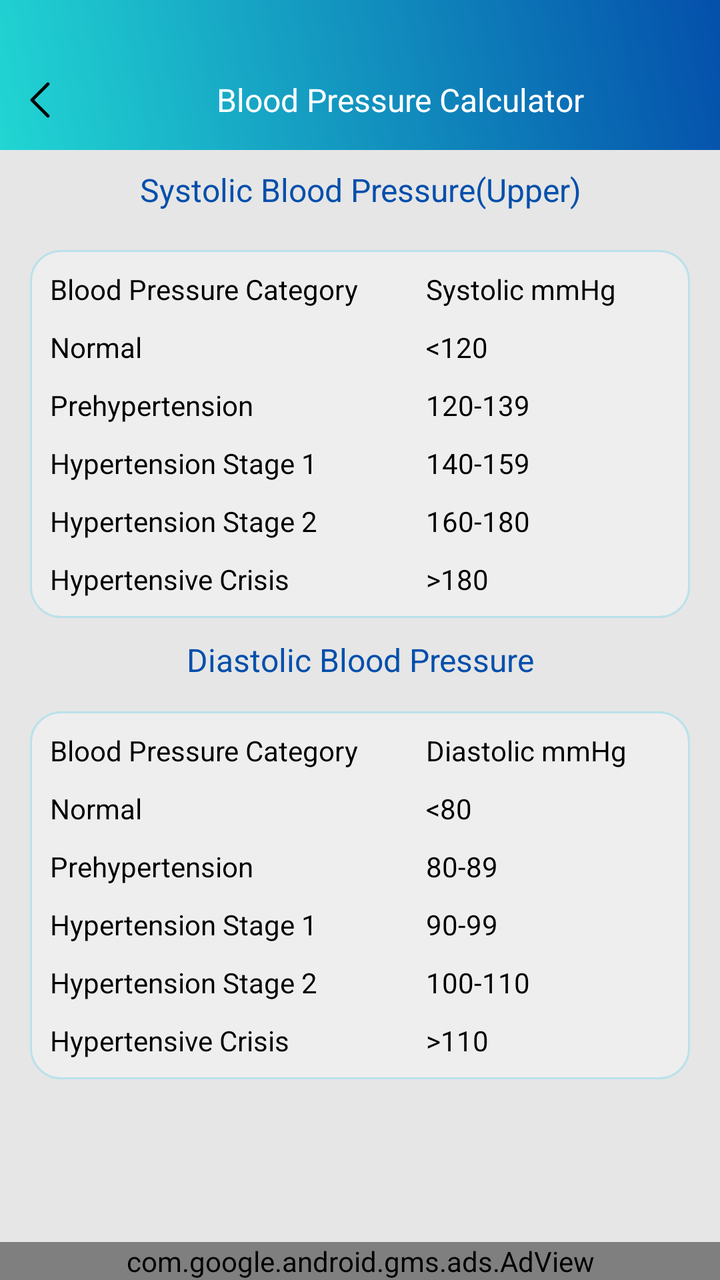
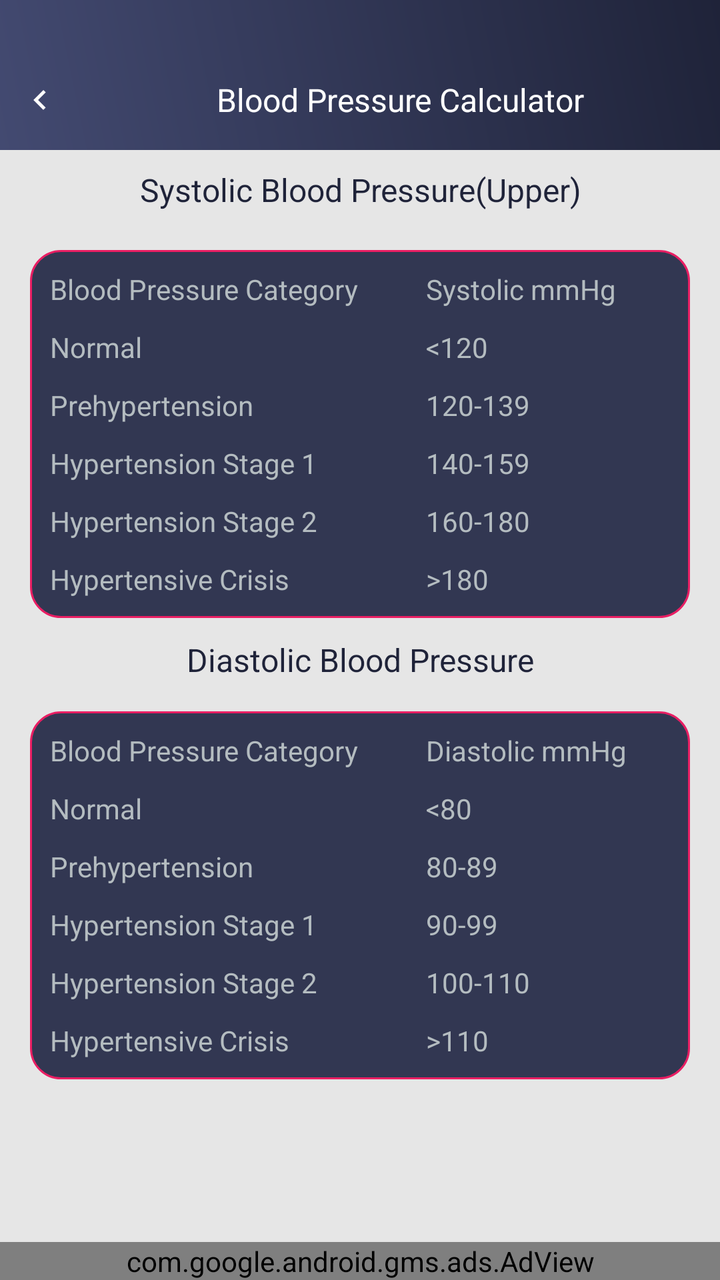

An Android layout rendered at two revisions. The XML below is the earlier revision; the diff shows what the commit changed to produce the second picture.
<!-- AndroidManifest.xml: application theme AppTheme -->
<!-- res/layout/blood_pressure_chart.xml -->
<?xml version="1.0" encoding="utf-8"?>
<RelativeLayout xmlns:android="http://schemas.android.com/apk/res/android"
    xmlns:aapt="http://schemas.android.com/aapt"
    xmlns:app="http://schemas.android.com/apk/res-auto"
    android:layout_width="match_parent"
    android:layout_height="match_parent"
    android:background="@color/gray_color"
    android:orientation="vertical">


    <RelativeLayout
        android:id="@+id/rela1"
        android:background="@drawable/a1_grad"
        android:layout_width="match_parent"
        android:layout_height="wrap_content">

        
    <ImageView
        android:id="@+id/iv_back"
        android:layout_width="40dp"
        android:layout_height="40dp"
        android:layout_alignParentLeft="true"
        android:layout_alignParentTop="true"
        android:layout_marginTop="30dp"
        android:padding="10dp"
        android:src="@mipmap/left_arrow" />

    <TextView
        android:id="@+id/tv_title"
        android:layout_width="match_parent"
        android:layout_height="40dp"
        android:layout_marginTop="30dp"
        android:layout_toRightOf="@+id/iv_back"
        android:gravity="center"
        android:layout_marginBottom="5dp"
        android:text="@string/Blood_Pressure_Calculator"
        android:textColor="@color/white"
        android:textSize="@dimen/textsize_16" />
    </RelativeLayout>

    <ScrollView
        android:layout_width="match_parent"
        android:layout_height="wrap_content"
        android:layout_above="@+id/ad_layout"
        android:layout_below="@+id/rela1">

        <LinearLayout
            android:layout_width="match_parent"
            android:layout_height="wrap_content"
            android:orientation="vertical">

            <TextView
                android:id="@+id/tv_bodyfat"
                android:layout_width="match_parent"
                android:layout_height="40dp"
                android:layout_marginBottom="10dp"
                android:gravity="center"
                android:padding="5dp"
                android:text="@string/Systolic_Blood_Pressure"
                android:textColor="@color/colorPrimaryDark"
                android:textSize="@dimen/textsize_16" />

            <LinearLayout
                android:layout_width="match_parent"
                android:layout_height="wrap_content"
                android:layout_marginLeft="15dp"
                android:padding="5dp"
                android:layout_marginRight="15dp"
                android:background="@drawable/corner1"
                android:orientation="vertical"
                android:visibility="visible">

                <LinearLayout
                    android:layout_width="match_parent"
                    android:layout_height="wrap_content"
                    android:orientation="horizontal">

                    <TextView
                        android:id="@+id/tv_fat_level"
                        android:layout_width="0dp"
                        android:layout_height="match_parent"
                        android:layout_weight="1"
                        android:gravity="fill"
                        android:maxLines="1"
                        android:padding="5dp"
                        android:text="@string/Blood_Pressure_Category"
                        android:textColor="@color/black"
                        android:textSize="@dimen/textsize_14" />

                    <TextView
                        android:id="@+id/tv_men_fatlevel"
                        android:layout_width="0dp"
                        android:layout_height="match_parent"
                        android:layout_weight="0.7"
                        android:gravity="fill"
                        android:padding="5dp"
                        android:text="@string/Systolic_mmHg"
                        android:textColor="@color/black"
                        android:textSize="@dimen/textsize_14" />
                </LinearLayout>

                <LinearLayout
                    android:layout_width="match_parent"
                    android:layout_height="wrap_content"
                    android:orientation="horizontal">

                    <TextView
                        android:id="@+id/tv_vlow_fat"
                        android:layout_width="0dp"
                        android:layout_height="wrap_content"
                        android:layout_weight="1"
                        android:gravity="fill"
                        android:padding="5dp"
                        android:text="@string/Normal"
                        android:textColor="@color/black"
                        android:textSize="@dimen/textsize_14" />

                    <TextView
                        android:id="@+id/tv_vlow_fat_man"
                        android:layout_width="0dp"
                        android:layout_height="wrap_content"
                        android:layout_weight="0.7"
                        android:gravity="fill"
                        android:padding="5dp"
                        android:text="&lt;120"
                        android:textColor="@color/black"
                        android:textSize="@dimen/textsize_14" />
                </LinearLayout>

                <LinearLayout
                    android:layout_width="match_parent"
                    android:layout_height="wrap_content"
                    android:orientation="horizontal">

                    <TextView
                        android:id="@+id/tv_low_fat"
                        android:layout_width="0dp"
                        android:layout_height="wrap_content"
                        android:layout_weight="1"
                        android:gravity="fill"
                        android:padding="5dp"
                        android:text="@string/Prehypertension"
                        android:textColor="@color/black"
                        android:textSize="@dimen/textsize_14" />

                    <TextView
                        android:id="@+id/tv_low_fat_man"
                        android:layout_width="0dp"
                        android:layout_height="wrap_content"
                        android:layout_weight="0.7"
                        android:gravity="fill"
                        android:padding="5dp"
                        android:text="120-139"
                        android:textColor="@color/black"
                        android:textSize="@dimen/textsize_14" />
                </LinearLayout>

                <LinearLayout
                    android:layout_width="match_parent"
                    android:layout_height="wrap_content"
                    android:orientation="horizontal">

                    <TextView
                        android:id="@+id/tv_avg_fat"
                        android:layout_width="0dp"
                        android:layout_height="wrap_content"
                        android:layout_weight="1"
                        android:gravity="fill"
                        android:padding="5dp"
                        android:text="@string/Hypertension_Stage1"
                        android:textColor="@color/black"
                        android:textSize="@dimen/textsize_14" />

                    <TextView
                        android:id="@+id/tv_avg_fat_man"
                        android:layout_width="0dp"
                        android:layout_height="wrap_content"
                        android:layout_weight="0.7"
                        android:gravity="fill"
                        android:padding="5dp"
                        android:text="140-159"
                        android:textColor="@color/black"
                        android:textSize="@dimen/textsize_14" />
                </LinearLayout>

                <LinearLayout
                    android:layout_width="match_parent"
                    android:layout_height="wrap_content"
                    android:orientation="horizontal">

                    <TextView
                        android:id="@+id/tv_high_fat"
                        android:layout_width="0dp"
                        android:layout_height="wrap_content"
                        android:layout_weight="1"
                        android:gravity="fill"
                        android:padding="5dp"
                        android:text="@string/Hypertension_Stage2"
                        android:textColor="@color/black"
                        android:textSize="@dimen/textsize_14" />

                    <TextView
                        android:id="@+id/tv_high_fat_man"
                        android:layout_width="0dp"
                        android:layout_height="wrap_content"
                        android:layout_weight="0.7"
                        android:gravity="fill"
                        android:padding="5dp"
                        android:text="160-180"
                        android:textColor="@color/black"
                        android:textSize="@dimen/textsize_14" />
                </LinearLayout>

                <LinearLayout
                    android:layout_width="match_parent"
                    android:layout_height="wrap_content"
                    android:orientation="horizontal">

                    <TextView
                        android:id="@+id/tv_vhigh_fat"
                        android:layout_width="0dp"
                        android:layout_height="wrap_content"
                        android:layout_weight="1"
                        android:gravity="fill"
                        android:padding="5dp"
                        android:text="@string/Hypertensive_Crisis"
                        android:textColor="@color/black"
                        android:textSize="@dimen/textsize_14" />

                    <TextView
                        android:id="@+id/tv_vhigh_fat_man"
                        android:layout_width="0dp"
                        android:layout_height="wrap_content"
                        android:layout_weight="0.7"
                        android:gravity="fill"
                        android:padding="5dp"
                        android:text="&gt;180"
                        android:textColor="@color/black"
                        android:textSize="@dimen/textsize_14" />
                </LinearLayout>
            </LinearLayout>

            <TextView
                android:id="@+id/tv_bodayfat_percentage"
                android:layout_width="match_parent"
                android:layout_height="wrap_content"
                android:layout_marginBottom="10dp"
                android:gravity="center"
                android:padding="5dp"
                android:layout_marginTop="5dp"
                android:text="@string/Diastolic_Blood_Pressure"
                android:textColor="@color/colorPrimaryDark"
                android:textSize="@dimen/textsize_16" />

            <LinearLayout
                android:layout_width="match_parent"
                android:layout_height="wrap_content"
                android:layout_marginLeft="15dp"
                android:layout_marginRight="15dp"
                android:layout_marginBottom="15dp"
                android:padding="5dp"
                android:background="@drawable/corner1"
                android:orientation="vertical">

                <LinearLayout
                    android:layout_width="match_parent"
                    android:layout_height="wrap_content"
                    android:orientation="horizontal">

                    <TextView
                        android:id="@+id/tv_bodayfat_classification"
                        android:layout_width="0dp"
                        android:layout_height="match_parent"
                        android:layout_weight="1"
                        android:gravity="fill"
                        android:maxLines="1"
                        android:padding="5dp"
                        android:text="@string/Blood_Pressure_Category"
                        android:textColor="@color/black" />

                    <TextView
                        android:id="@+id/tv_bodayfat_classification_man"
                        android:layout_width="0dp"
                        android:layout_height="match_parent"
                        android:layout_weight="0.7"
                        android:gravity="fill"
                        android:padding="5dp"
                        android:text="@string/Diastolic_mmHg"
                        android:textColor="@color/black" />
                </LinearLayout>

                <LinearLayout
                    android:layout_width="match_parent"
                    android:layout_height="wrap_content"
                    android:orientation="horizontal">

                    <TextView
                        android:id="@+id/tv_essential_fat"
                        android:layout_width="0dp"
                        android:layout_height="match_parent"
                        android:layout_weight="1"
                        android:gravity="fill"
                        android:padding="5dp"
                        android:text="@string/Normal"
                        android:textColor="@color/black" />

                    <TextView
                        android:id="@+id/tv_essential_fat_man"
                        android:layout_width="0dp"
                        android:layout_height="match_parent"
                        android:layout_weight="0.7"
                        android:gravity="fill"
                        android:padding="5dp"
                        android:text="&lt;80"
                        android:textColor="@color/black" />
                </LinearLayout>

                <LinearLayout
                    android:layout_width="match_parent"
                    android:layout_height="wrap_content"
                    android:orientation="horizontal">

                    <TextView
                        android:id="@+id/tv_athletes"
                        android:layout_width="0dp"
                        android:layout_height="match_parent"
                        android:layout_weight="1"
                        android:gravity="fill"
                        android:padding="5dp"
                        android:text="@string/Prehypertension"
                        android:textColor="@color/black" />

                    <TextView
                        android:id="@+id/tv_athletes_man"
                        android:layout_width="0dp"
                        android:layout_height="match_parent"
                        android:layout_weight="0.7"
                        android:gravity="fill"
                        android:padding="5dp"
                        android:text="80-89"
                        android:textColor="@color/black" />
                </LinearLayout>

                <LinearLayout
                    android:layout_width="match_parent"
                    android:layout_height="wrap_content"
                    android:orientation="horizontal">

                    <TextView
                        android:id="@+id/tv_fitness"
                        android:layout_width="0dp"
                        android:layout_height="match_parent"
                        android:layout_weight="1"
                        android:gravity="fill"
                        android:padding="5dp"
                        android:text="@string/Hypertension_Stage1"
                        android:textColor="@color/black" />

                    <TextView
                        android:id="@+id/tv_fitness_man"
                        android:layout_width="0dp"
                        android:layout_height="match_parent"
                        android:layout_weight="0.7"
                        android:gravity="fill"
                        android:padding="5dp"
                        android:text="90-99"
                        android:textColor="@color/black" />
                </LinearLayout>

                <LinearLayout
                    android:layout_width="match_parent"
                    android:layout_height="wrap_content"
                    android:orientation="horizontal">

                    <TextView
                        android:id="@+id/tv_acceptable"
                        android:layout_width="0dp"
                        android:layout_height="match_parent"
                        android:layout_weight="1"
                        android:gravity="fill"
                        android:padding="5dp"
                        android:text="@string/Hypertension_Stage2"
                        android:textColor="@color/black" />

                    <TextView
                        android:id="@+id/tv_acceptable_man"
                        android:layout_width="0dp"
                        android:layout_height="match_parent"
                        android:layout_weight="0.7"
                        android:gravity="fill"
                        android:padding="5dp"
                        android:text="100-110"
                        android:textColor="@color/black" />
                </LinearLayout>

                <LinearLayout
                    android:layout_width="match_parent"
                    android:layout_height="wrap_content"
                    android:orientation="horizontal">

                    <TextView
                        android:id="@+id/tv_acceptable1"
                        android:layout_width="0dp"
                        android:layout_height="match_parent"
                        android:layout_weight="1"
                        android:gravity="fill"
                        android:padding="5dp"
                        android:text="@string/Hypertensive_Crisis"
                        android:textColor="@color/black" />

                    <TextView
                        android:id="@+id/tv_acceptable_man1"
                        android:layout_width="0dp"
                        android:layout_height="match_parent"
                        android:layout_weight="0.7"
                        android:gravity="fill"
                        android:padding="5dp"
                        android:text="&gt;110"
                        android:textColor="@color/black" />
                </LinearLayout>
            </LinearLayout>
        </LinearLayout>
    </ScrollView>

    <include
        android:id="@+id/ad_layout"
        layout="@layout/native_ad"
        android:layout_width="match_parent"
        android:layout_height="wrap_content"
        android:layout_alignParentLeft="true"
        android:layout_alignParentBottom="true"
        android:layout_gravity="top|center_vertical|center_horizontal|center" />
</RelativeLayout>
<!-- res/layout/native_ad.xml (included above) -->
<?xml version="1.0" encoding="utf-8"?>
<LinearLayout xmlns:android="http://schemas.android.com/apk/res/android"
    xmlns:aapt="http://schemas.android.com/aapt"
    xmlns:app="http://schemas.android.com/apk/res-auto"
    android:layout_width="match_parent"
    android:layout_height="wrap_content"
    android:orientation="vertical">

    <com.google.android.gms.ads.AdView
        android:id="@+id/adView"
        android:layout_width="match_parent"
        android:layout_height="wrap_content"
        android:layout_above="@+id/ll_footer_menu"
        app:adSize="BANNER"
        app:adUnitId="@string/banner_ad" />
</LinearLayout>
<!-- resources referenced by this layout -->
<resources>
  <color name="black">#000000</color>
  <color name="colorPrimaryDark">#044fab</color>
  <color name="gray_color">#E6E6E6</color>
  <color name="white">#ffffff</color>
  <dimen name="textsize_14">14sp</dimen>
  <dimen name="textsize_16">16sp</dimen>
  <!-- drawable a1_grad (drawable) -->
  <?xml version="1.0" encoding="utf-8"?>
  <shape xmlns:android="http://schemas.android.com/apk/res/android">
      <gradient
          android:angle="225"
          android:endColor="#21d6d3"
          android:startColor="#044fab" />
  
  
  </shape>
  <!-- drawable corner1 (drawable) -->
  <?xml version="1.0" encoding="utf-8"?>
  <shape xmlns:android="http://schemas.android.com/apk/res/android"
      android:shape="rectangle">
  
  
      <stroke
          android:width="1dp"
          android:color="#BBE1EB"/>
  
      <corners android:radius="15dp"/>
  
      <solid
          android:color="#EEEEEE"/>
  
  </shape>
  <!-- mipmap left_arrow: png bitmap (mipmap-xhdpi, 499 bytes) -->
  <string name="Blood_Pressure_Calculator">Blood Pressure Calculator</string>
  <string name="Blood_Pressure_Category">Blood Pressure Category</string>
  <string name="Diastolic_Blood_Pressure">Diastolic Blood Pressure</string>
  <string name="Diastolic_mmHg">Diastolic mmHg</string>
  <string name="Hypertension_Stage1">Hypertension Stage 1</string>
  <string name="Hypertension_Stage2">Hypertension Stage 2</string>
  <string name="Hypertensive_Crisis">Hypertensive Crisis</string>
  <string name="Normal">Normal</string>
  <string name="Prehypertension">Prehypertension</string>
  <string name="Systolic_Blood_Pressure">Systolic Blood Pressure(Upper)</string>
  <string name="Systolic_mmHg">Systolic mmHg</string>
  <string name="banner_ad">ca-app-pub-3940256099942544/6300978111</string>
  <style name="AppTheme" parent="Theme.AppCompat.Light.DarkActionBar">
          
          <item name="colorPrimary">@color/colorPrimary</item>
          <item name="colorPrimaryDark">@color/colorPrimaryDark</item>
          <item name="colorAccent">@color/colorAccent</item>
      </style>
  <color name="colorPrimary">#36D1DC</color>
  <color name="colorAccent">#03DAC5</color>
</resources>

<!-- the commit's change to res/layout/blood_pressure_chart.xml (unified diff, before → after) -->
@@ -23,7 +23,7 @@
         android:layout_alignParentTop="true"
         android:layout_marginTop="30dp"
         android:padding="10dp"
-        android:src="@mipmap/left_arrow" />
+        android:src="@drawable/ic_chevron_left_white_24dp" />
 
     <TextView
         android:id="@+id/tv_title"
@@ -84,7 +84,7 @@
                         android:maxLines="1"
                         android:padding="5dp"
                         android:text="@string/Blood_Pressure_Category"
-                        android:textColor="@color/black"
+                        android:textColor="@color/textColor"
                         android:textSize="@dimen/textsize_14" />
 
                     <TextView
@@ -95,7 +95,7 @@
                         android:gravity="fill"
                         android:padding="5dp"
                         android:text="@string/Systolic_mmHg"
-                        android:textColor="@color/black"
+                        android:textColor="@color/textColor"
                         android:textSize="@dimen/textsize_14" />
                 </LinearLayout>
 
@@ -112,7 +112,7 @@
                         android:gravity="fill"
                         android:padding="5dp"
                         android:text="@string/Normal"
-                        android:textColor="@color/black"
+                        android:textColor="@color/textColor"
                         android:textSize="@dimen/textsize_14" />
 
                     <TextView
@@ -123,7 +123,7 @@
                         android:gravity="fill"
                         android:padding="5dp"
                         android:text="&lt;120"
-                        android:textColor="@color/black"
+                        android:textColor="@color/textColor"
                         android:textSize="@dimen/textsize_14" />
                 </LinearLayout>
 
@@ -140,7 +140,7 @@
                         android:gravity="fill"
                         android:padding="5dp"
                         android:text="@string/Prehypertension"
-                        android:textColor="@color/black"
+                        android:textColor="@color/textColor"
                         android:textSize="@dimen/textsize_14" />
 
                     <TextView
@@ -151,7 +151,7 @@
                         android:gravity="fill"
                         android:padding="5dp"
                         android:text="120-139"
-                        android:textColor="@color/black"
+                        android:textColor="@color/textColor"
                         android:textSize="@dimen/textsize_14" />
                 </LinearLayout>
 
@@ -168,7 +168,7 @@
                         android:gravity="fill"
                         android:padding="5dp"
                         android:text="@string/Hypertension_Stage1"
-                        android:textColor="@color/black"
+                        android:textColor="@color/textColor"
                         android:textSize="@dimen/textsize_14" />
 
                     <TextView
@@ -179,7 +179,7 @@
                         android:gravity="fill"
                         android:padding="5dp"
                         android:text="140-159"
-                        android:textColor="@color/black"
+                        android:textColor="@color/textColor"
                         android:textSize="@dimen/textsize_14" />
                 </LinearLayout>
 
@@ -196,7 +196,7 @@
                         android:gravity="fill"
                         android:padding="5dp"
                         android:text="@string/Hypertension_Stage2"
-                        android:textColor="@color/black"
+                        android:textColor="@color/textColor"
                         android:textSize="@dimen/textsize_14" />
 
                     <TextView
@@ -207,7 +207,7 @@
                         android:gravity="fill"
                         android:padding="5dp"
                         android:text="160-180"
-                        android:textColor="@color/black"
+                        android:textColor="@color/textColor"
                         android:textSize="@dimen/textsize_14" />
                 </LinearLayout>
 
@@ -224,7 +224,7 @@
                         android:gravity="fill"
                         android:padding="5dp"
                         android:text="@string/Hypertensive_Crisis"
-                        android:textColor="@color/black"
+                        android:textColor="@color/textColor"
                         android:textSize="@dimen/textsize_14" />
 
                     <TextView
@@ -235,7 +235,7 @@
                         android:gravity="fill"
                         android:padding="5dp"
                         android:text="&gt;180"
-                        android:textColor="@color/black"
+                        android:textColor="@color/textColor"
                         android:textSize="@dimen/textsize_14" />
                 </LinearLayout>
             </LinearLayout>
@@ -276,7 +276,7 @@
                         android:maxLines="1"
                         android:padding="5dp"
                         android:text="@string/Blood_Pressure_Category"
-                        android:textColor="@color/black" />
+                        android:textColor="@color/textColor" />
 
                     <TextView
                         android:id="@+id/tv_bodayfat_classification_man"
@@ -286,7 +286,7 @@
                         android:gravity="fill"
                         android:padding="5dp"
                         android:text="@string/Diastolic_mmHg"
-                        android:textColor="@color/black" />
+                        android:textColor="@color/textColor" />
                 </LinearLayout>
 
                 <LinearLayout
@@ -302,7 +302,7 @@
                         android:gravity="fill"
                         android:padding="5dp"
                         android:text="@string/Normal"
-                        android:textColor="@color/black" />
+                        android:textColor="@color/textColor" />
 
                     <TextView
                         android:id="@+id/tv_essential_fat_man"
@@ -312,7 +312,7 @@
                         android:gravity="fill"
                         android:padding="5dp"
                         android:text="&lt;80"
-                        android:textColor="@color/black" />
+                        android:textColor="@color/textColor" />
                 </LinearLayout>
 
                 <LinearLayout
@@ -328,7 +328,7 @@
                         android:gravity="fill"
                         android:padding="5dp"
                         android:text="@string/Prehypertension"
-                        android:textColor="@color/black" />
+                        android:textColor="@color/textColor" />
 
                     <TextView
                         android:id="@+id/tv_athletes_man"
@@ -338,7 +338,7 @@
                         android:gravity="fill"
                         android:padding="5dp"
                         android:text="80-89"
-                        android:textColor="@color/black" />
+                        android:textColor="@color/textColor" />
                 </LinearLayout>
 
                 <LinearLayout
@@ -354,7 +354,7 @@
                         android:gravity="fill"
                         android:padding="5dp"
                         android:text="@string/Hypertension_Stage1"
-                        android:textColor="@color/black" />
+                        android:textColor="@color/textColor" />
 
                     <TextView
                         android:id="@+id/tv_fitness_man"
@@ -364,7 +364,7 @@
                         android:gravity="fill"
                         android:padding="5dp"
                         android:text="90-99"
-                        android:textColor="@color/black" />
+                        android:textColor="@color/textColor" />
                 </LinearLayout>
 
                 <LinearLayout
@@ -380,7 +380,7 @@
                         android:gravity="fill"
                         android:padding="5dp"
                         android:text="@string/Hypertension_Stage2"
-                        android:textColor="@color/black" />
+                        android:textColor="@color/textColor" />
 
                     <TextView
                         android:id="@+id/tv_acceptable_man"
@@ -390,7 +390,7 @@
                         android:gravity="fill"
                         android:padding="5dp"
                         android:text="100-110"
-                        android:textColor="@color/black" />
+                        android:textColor="@color/textColor" />
                 </LinearLayout>
 
                 <LinearLayout
@@ -406,7 +406,7 @@
                         android:gravity="fill"
                         android:padding="5dp"
                         android:text="@string/Hypertensive_Crisis"
-                        android:textColor="@color/black" />
+                        android:textColor="@color/textColor" />
 
                     <TextView
                         android:id="@+id/tv_acceptable_man1"
@@ -416,7 +416,7 @@
                         android:gravity="fill"
                         android:padding="5dp"
                         android:text="&gt;110"
-                        android:textColor="@color/black" />
+                        android:textColor="@color/textColor" />
                 </LinearLayout>
             </LinearLayout>
         </LinearLayout>
<!-- resource entries referenced after the edit -->
@@ -1,8 +1,8 @@
 <!-- resources referenced by this layout -->
 <resources>
-  <color name="black">#000000</color>
-  <color name="colorPrimaryDark">#044fab</color>
+  <color name="colorPrimaryDark">#1F2339</color>
   <color name="gray_color">#E6E6E6</color>
+  <color name="textColor">#ffb4bcc0</color>
   <color name="white">#ffffff</color>
   <dimen name="textsize_14">14sp</dimen>
   <dimen name="textsize_16">16sp</dimen>
@@ -11,8 +11,8 @@
   <shape xmlns:android="http://schemas.android.com/apk/res/android">
       <gradient
           android:angle="225"
-          android:endColor="#21d6d3"
-          android:startColor="#044fab" />
+          android:endColor="#434A71"
+          android:startColor="#1F2339" />
   
   
   </shape>
@@ -24,15 +24,20 @@
   
       <stroke
           android:width="1dp"
-          android:color="#BBE1EB"/>
+          android:color="#E91E63"/>
   
       <corners android:radius="15dp"/>
   
       <solid
-          android:color="#EEEEEE"/>
+          android:color="#323752"/>
   
   </shape>
-  <!-- mipmap left_arrow: png bitmap (mipmap-xhdpi, 499 bytes) -->
+  <!-- drawable ic_chevron_left_white_24dp (drawable) -->
+  <vector android:height="24dp" android:tint="#FFFFFF"
+      android:viewportHeight="24" android:viewportWidth="24"
+      android:width="24dp" xmlns:android="http://schemas.android.com/apk/res/android">
+      <path android:fillColor="@android:color/white" android:pathData="M15.41,7.41L14,6l-6,6 6,6 1.41,-1.41L10.83,12z"/>
+  </vector>
   <string name="Blood_Pressure_Calculator">Blood Pressure Calculator</string>
   <string name="Blood_Pressure_Category">Blood Pressure Category</string>
   <string name="Diastolic_Blood_Pressure">Diastolic Blood Pressure</string>
@@ -51,7 +56,7 @@
           <item name="colorPrimaryDark">@color/colorPrimaryDark</item>
           <item name="colorAccent">@color/colorAccent</item>
       </style>
-  <color name="colorPrimary">#36D1DC</color>
-  <color name="colorAccent">#03DAC5</color>
+  <color name="colorPrimary">#434A71</color>
+  <color name="colorAccent">#1F2339</color>
 </resources>
 
